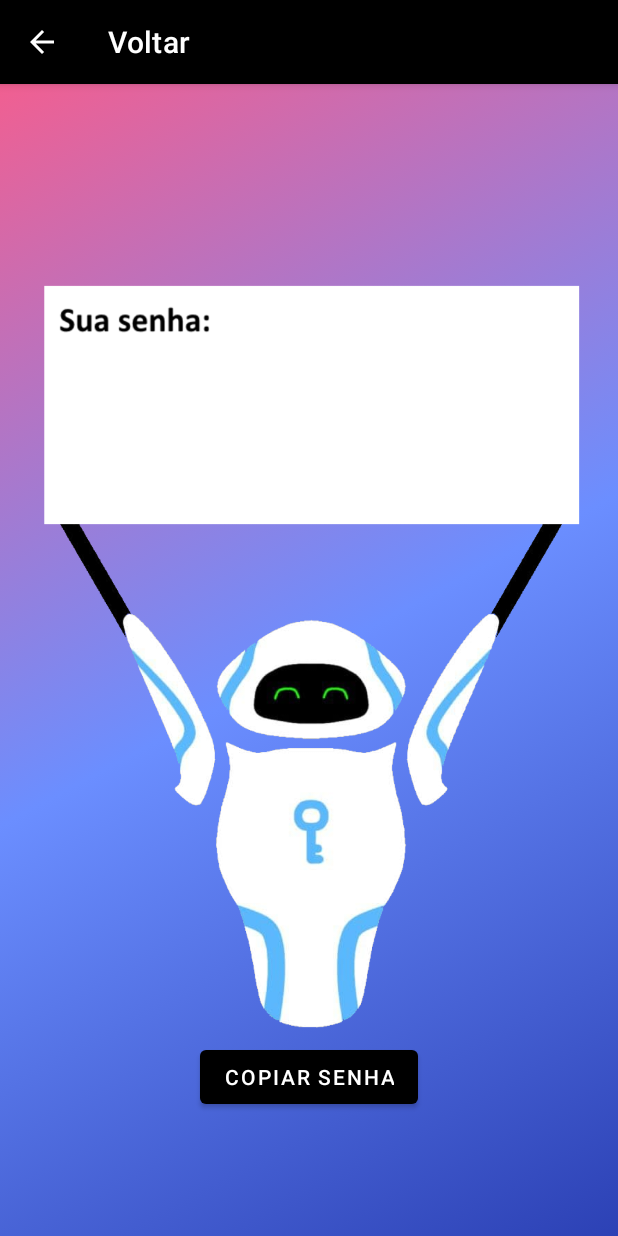
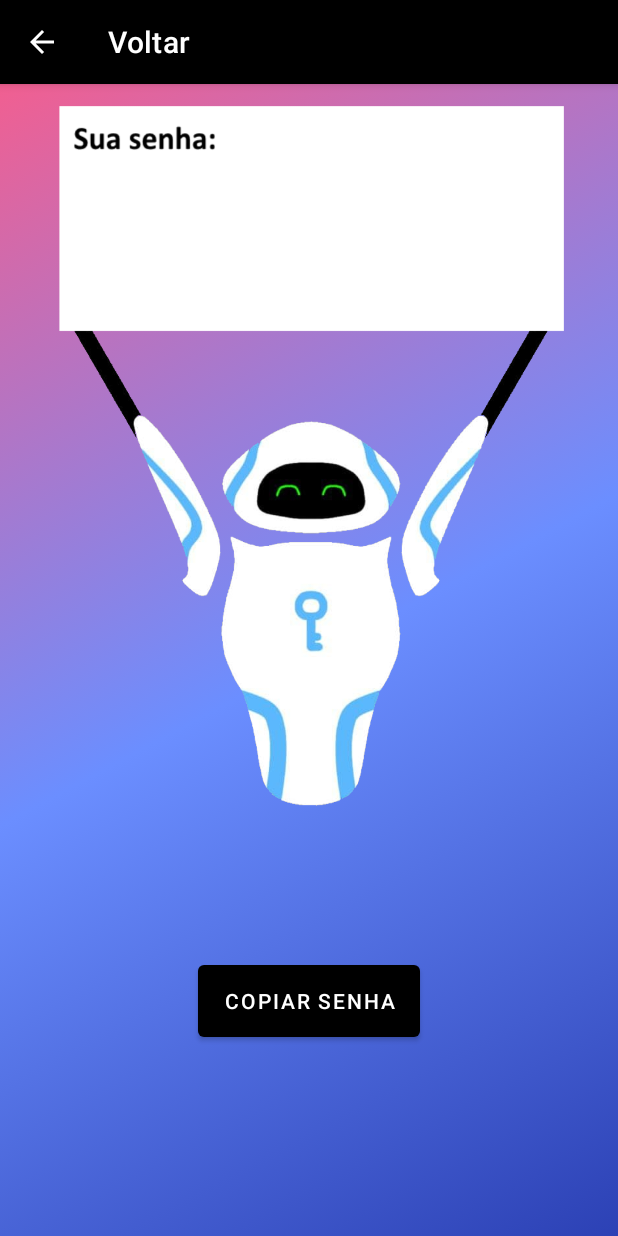
Before and after one commit to Shoffya/Key, an Android app: the SenhaGeradaActivity screen opened directly, with no data from a screen before it, after a tap on "COPIAR SENHA", on a phone screen of 412 x 824 dp. Run offline under Robolectric (Android 15) with nearby library versions, the phone set to English and light mode, and no system bars; 1 statement that could not run was skipped.

Commit message:
Mudanças no nome do aplicativo e layout

```diff
--- a/app/src/main/java/com/app/key/SenhaGeradaActivity.kt
+++ b/app/src/main/java/com/app/key/SenhaGeradaActivity.kt
@@ -31,11 +31,11 @@ class SenhaGeradaActivity : AppCompatActivity() {
 
         val k = makeKey(senhaGerada)
 
-        key.text = ("$k")
+        key.text = ("\n $k")
 
         val copyPassword: Button = findViewById(R.id.Copia)
         copyPassword.setOnClickListener {
-            onClickCopy(key.text)
+            onClickCopy(k)
         }
     }
 
--- a/app/src/main/res/layout/activity_senha_gerada.xml
+++ b/app/src/main/res/layout/activity_senha_gerada.xml
@@ -1,8 +1,13 @@
 <?xml version="1.0" encoding="utf-8"?>
-<androidx.constraintlayout.widget.ConstraintLayout
-    xmlns:android="http://schemas.android.com/apk/res/android"
+<androidx.core.widget.NestedScrollView
     xmlns:app="http://schemas.android.com/apk/res-auto"
     xmlns:tools="http://schemas.android.com/tools"
+    android:layout_width="match_parent"
+        android:layout_height="match_parent"
+        android:fillViewport="true"
+        xmlns:android="http://schemas.android.com/apk/res/android">
+
+    <androidx.constraintlayout.widget.ConstraintLayout
         android:id="@+id/root_layout_password"
         android:layout_width="match_parent"
         android:layout_height="match_parent"
@@ -12,8 +17,7 @@
         <ImageView
             android:id="@+id/imageView"
             android:layout_width="match_parent"
-        android:layout_height="wrap_content"
-        app:layout_constraintBottom_toBottomOf="parent"
+            android:layout_height="500dp"
             app:layout_constraintEnd_toEndOf="parent"
             app:layout_constraintStart_toStartOf="parent"
             app:layout_constraintTop_toTopOf="parent"
@@ -28,20 +32,21 @@
             android:textColor="@color/black"
             android:textSize="15dp"
             android:layout_marginBottom="300dp"
-        app:layout_constraintBottom_toBottomOf="parent"
+            app:layout_constraintBottom_toBottomOf="@+id/imageView"
             app:layout_constraintEnd_toEndOf="parent"
             app:layout_constraintStart_toStartOf="parent"
-        app:layout_constraintTop_toTopOf="parent" />
+            app:layout_constraintTop_toTopOf="@id/imageView" />
 
         <Button
             android:id="@+id/Copia"
-        android:layout_width="wrap_content"
-        android:layout_height="wrap_content"
+            android:layout_width="148dp"
+            android:layout_height="60dp"
+            android:layout_marginBottom="45dp"
             android:text="Copiar Senha"
-        android:layout_marginTop="556dp"
             app:layout_constraintBottom_toBottomOf="parent"
             app:layout_constraintEnd_toEndOf="@+id/imageView"
             app:layout_constraintStart_toStartOf="@+id/imageView"
-        app:layout_constraintTop_toTopOf="parent" />
+            app:layout_constraintTop_toBottomOf="@+id/imageView" />
 
     </androidx.constraintlayout.widget.ConstraintLayout>
+</androidx.core.widget.NestedScrollView>
--- a/app/src/main/res/values/strings.xml
+++ b/app/src/main/res/values/strings.xml
@@ -1,3 +1,3 @@
 <resources>
-    <string name="app_name">key Generator</string>
+    <string name="app_name">Key"\n"Generator</string>
 </resources>
```
Also changed, not shown: app/src/main/res/layout/activity_main.xml (+11 -6 lines). Lines whose indentation alone changed are shown as unchanged.
